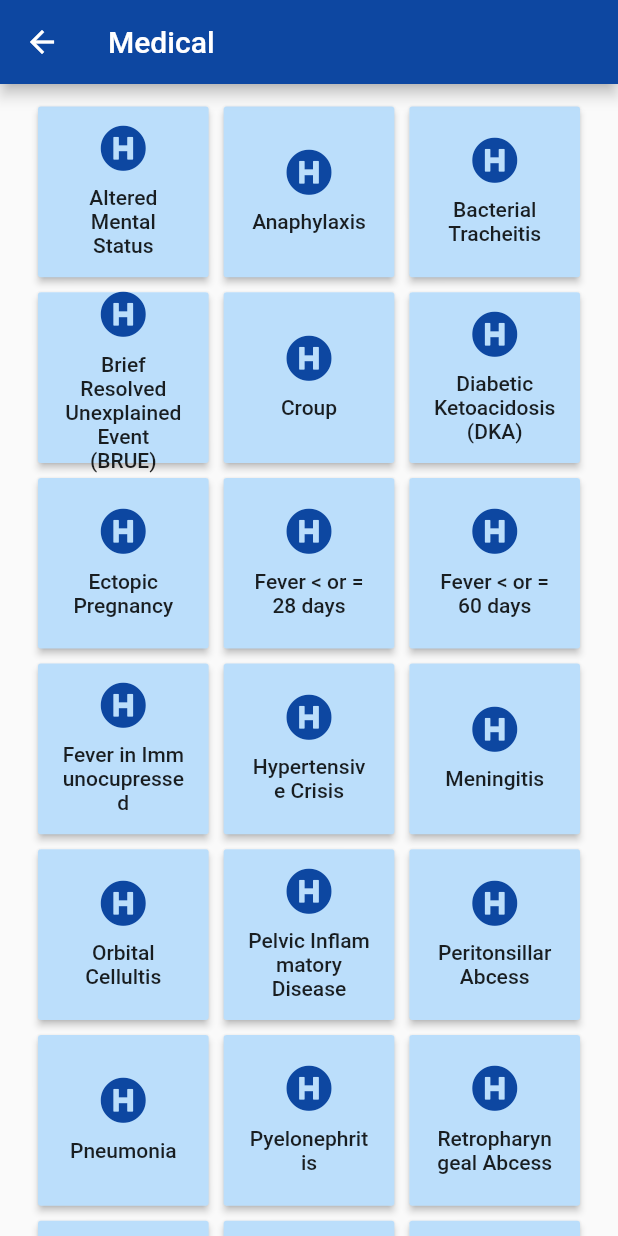
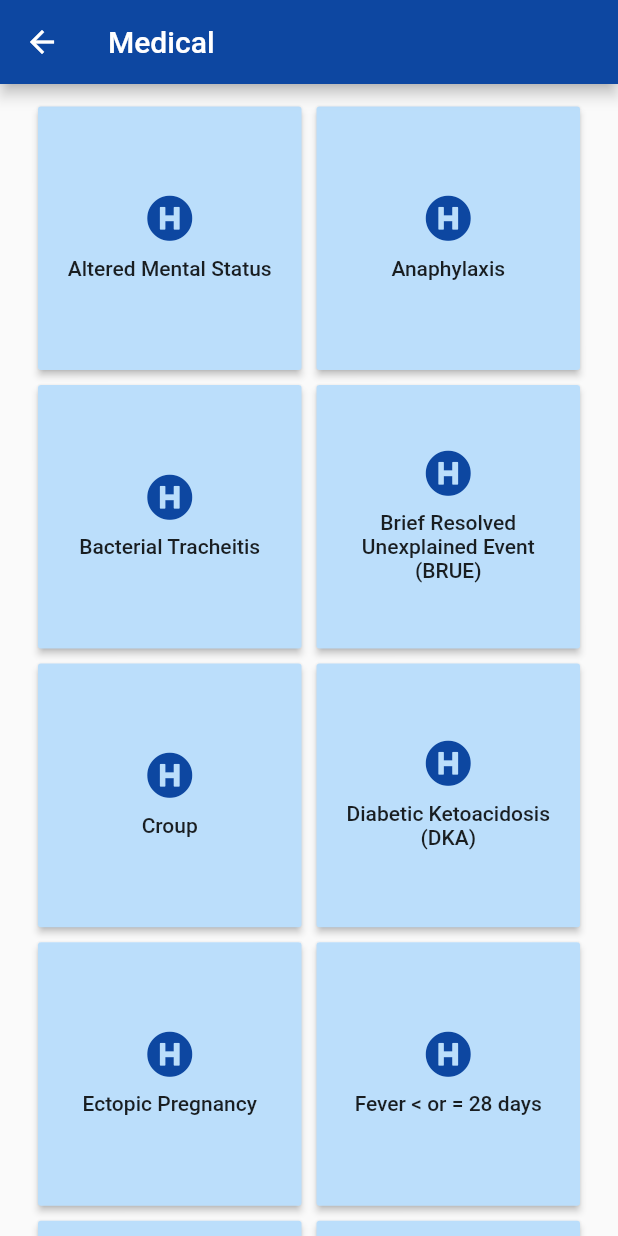
Before and after one commit to hectormiguel1/flutter_playground, a Flutter app: the screen it shows after launch, after a tap on "Medical", on a phone screen of 412 x 824 dp. Run offline on Flutter 3.47's test engine with Material 2 defaults, Android fonts, the phone set to English and light mode, and no system bars; our stand-ins replace flutter_vector_icons, font_awesome_flutter.

```diff
--- a/lib/data/mainCategoryConstants.dart
+++ b/lib/data/mainCategoryConstants.dart
@@ -81,8 +81,8 @@ final List<Category> categories = [
       Colors.blue.shade900, medicalSubCats),
   Category("Surgery", Fontisto.surgical_knife, Colors.red.shade100,
       Colors.red.shade900, surgerySubCats),
-  Category("Trauma", FontAwesomeIcons.userInjured, Colors.yellow.shade100,
-      Colors.yellow.shade900, traumaSubCats),
+  Category("Trauma", FontAwesomeIcons.userInjured, Colors.orange.shade100,
+      Colors.deepOrange.shade900, traumaSubCats),
   Category("Toxicology", FontAwesomeIcons.biohazard, Colors.green.shade100,
       Colors.green.shade900, toxicologySubCats),
   Category("Foreign Ingestion", Entypo.lab_flask, Colors.purple.shade100,
--- a/lib/main.dart
+++ b/lib/main.dart
@@ -10,6 +10,7 @@ class MyApp extends StatelessWidget {
   @override
   Widget build(BuildContext context) {
     return MaterialApp(
+        debugShowCheckedModeBanner: false,
         title: 'Flutter Demo',
         theme: ThemeData(
           // This is the theme of your application.
--- a/lib/views/homescreen.dart
+++ b/lib/views/homescreen.dart
@@ -1,3 +1,4 @@
+import 'package:app/views/search.dart';
 import 'package:app/views/subcategory.dart';
 import 'package:flutter/material.dart';
 import 'package:app/data/category.dart';
@@ -15,6 +16,15 @@ class HomeScreen extends StatelessWidget {
             ),
         appBar: AppBar(
           title: Text("Categories"),
+          actions: [
+            IconButton(
+              icon: Icon(Icons.search),
+              onPressed: () {
+                Navigator.push(context,
+                    MaterialPageRoute(builder: (context) => SearchScreen()));
+              },
+            ),
+          ],
         ),
         body: Center(
             child: Container(
@@ -97,8 +107,9 @@ class MainCategoryView extends StatelessWidget {
 
   Widget _buildGrid() {
     return Center(
-        child: GridView.count(
-            crossAxisCount: orientation == Orientation.portrait ? 2 : 5,
+        child: GridView.extent(
+            maxCrossAxisExtent: 300,
+            mainAxisSpacing: 20,
             padding: const EdgeInsets.all(20),
             children: categories.map((element) {
               return _buildCatButton(element);
--- a/lib/views/subcategory.dart
+++ b/lib/views/subcategory.dart
@@ -25,21 +25,24 @@ class _SubCategoryViewState extends State<SubCategoryView> {
             child: Container(
                 height: SizeConfig.blockSizeVertical * 95,
                 width: SizeConfig.blockSizeHorizontal * 95,
-                child: MenuItems(category))));
+                child: MenuItems(category.subCats))));
   }
 }
 
 class MenuItems extends StatefulWidget {
-  final Category category;
+  final List<SubCategory> subCats;
 
-  MenuItems(this.category);
+  MenuItems(this.subCats);
 
   @override
-  _MenuItemsState createState() => _MenuItemsState();
+  _MenuItemsState createState() => _MenuItemsState(subCats);
 }
 
 class _MenuItemsState extends State<MenuItems> {
   Orientation orientation = Orientation.landscape;
+  List<SubCategory> subCats;
+
+  _MenuItemsState(this.subCats);
 
   final double iconSize = 30;
 
@@ -75,10 +78,10 @@ class _MenuItemsState extends State<MenuItems> {
 
   Widget _buildGrid() {
     return Center(
-        child: GridView.count(
-            crossAxisCount: orientation == Orientation.portrait ? 3 : 6,
+        child: GridView.extent(
+            maxCrossAxisExtent: 200,
             padding: const EdgeInsets.all(10),
-            children: widget.category.subCats.map((element) {
+            children: subCats.map((element) {
               return _buildSubCatButton(element);
             }).toList()));
   }
```
Also changed, not shown: lib/views/evaluation.dart (+8 -5 lines), lib/views/search.dart (added, +65 -0 lines).
